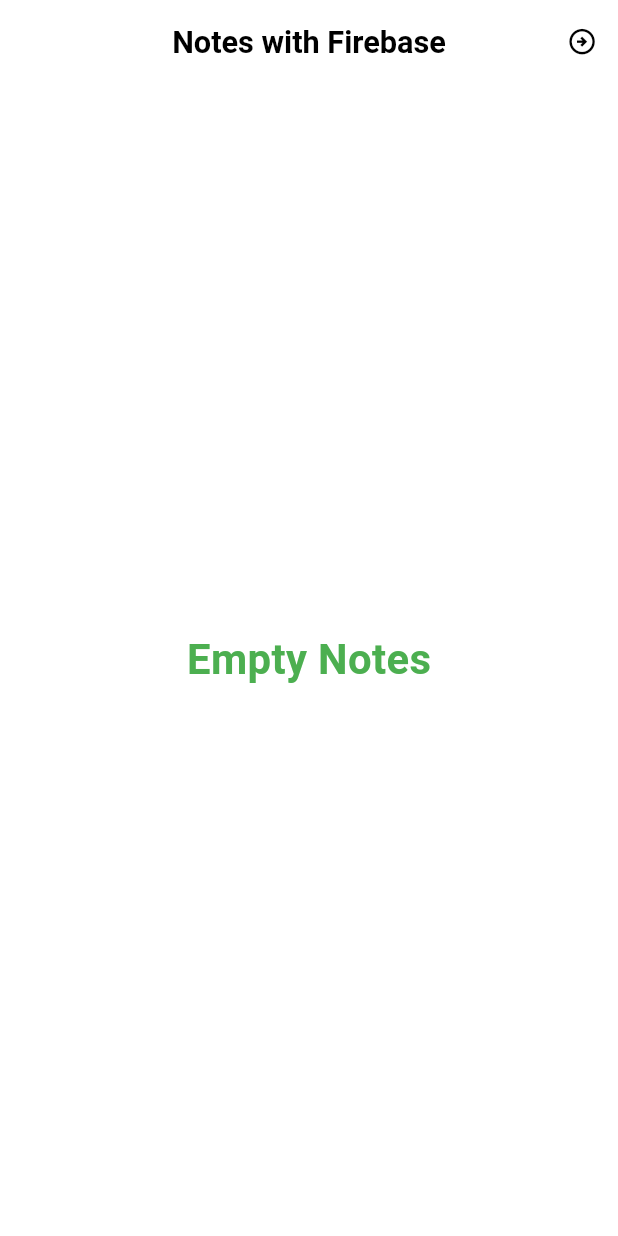
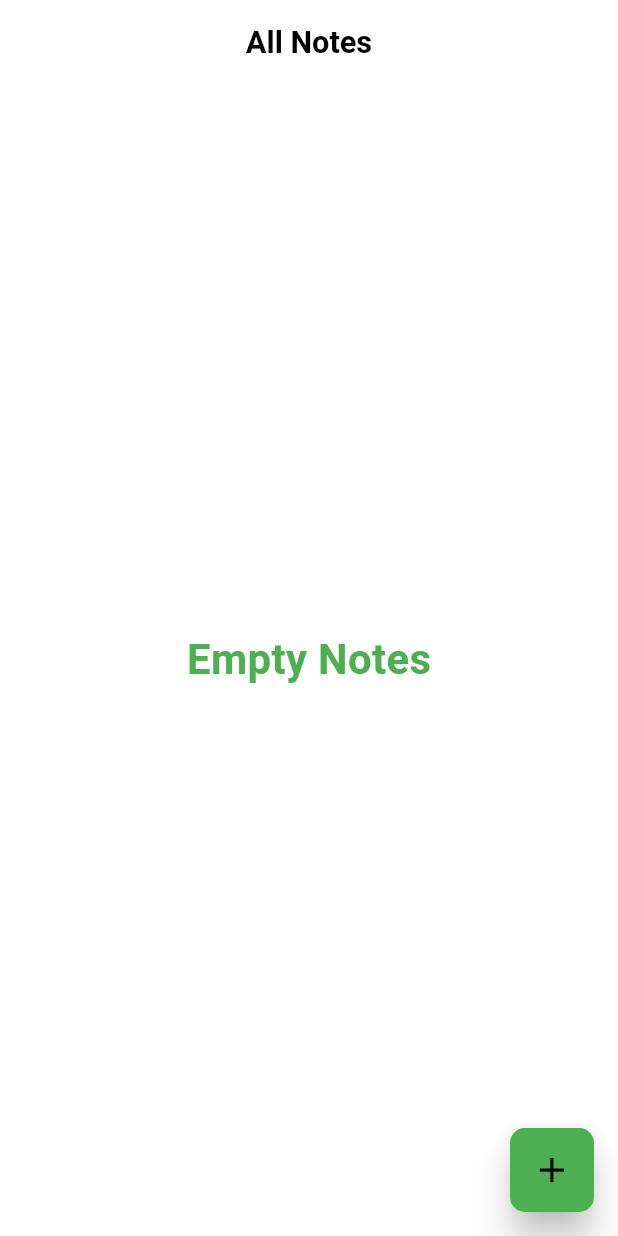
Before and after one commit to hakimkhon/MyNotesByFireBase, a Flutter app: the HomeScreen screen opened by its route, on a phone screen of 412 x 824 dp. Run offline on Flutter 3.47's test engine with Material 3 defaults, Android fonts, the phone set to English and light mode, and no system bars; our stand-ins replace cloud_firestore, firebase_auth, firebase_core, flutter_bloc, flutter_screenutil, shared_preferences and 1 more; accounts and stored records are empty.

Commit message:
floating action bar add

```diff
--- a/lib/data/routes/app_routes.dart
+++ b/lib/data/routes/app_routes.dart
@@ -2,6 +2,7 @@ import 'package:flutter/material.dart';
 import 'package:mynotesfire/ui/screens/auth/signup_screen.dart';
 import 'package:mynotesfire/ui/screens/home/home_screen.dart';
 import 'package:mynotesfire/ui/screens/auth/login_screen.dart';
+import 'package:mynotesfire/ui/screens/home/widgets/add_notes.dart';
 import 'package:mynotesfire/ui/screens/slpash/splash_screen.dart';
 
 class AppRoutesNames {
@@ -9,6 +10,7 @@ class AppRoutesNames {
   static const String signup = '/signup';
   static const String login = '/login';
   static const String splash = '/splash';
+  static const String add = '/add';
 }
 
 class AppRoutes {
@@ -18,6 +20,8 @@ class AppRoutes {
 
   static Route generateRoute(RouteSettings settings) {
     switch (settings.name) {
+      case AppRoutesNames.add:
+        return MaterialPageRoute(builder: (context) => const AddNotes());
       case AppRoutesNames.splash:
         return MaterialPageRoute(builder: (context) => const SplashScreen());
       case AppRoutesNames.login:
--- a/lib/ui/screens/home/home_screen.dart
+++ b/lib/ui/screens/home/home_screen.dart
@@ -4,6 +4,8 @@ import 'package:flutter_screenutil/flutter_screenutil.dart';
 import 'package:mynotesfire/cubit/user/user_cubit.dart';
 import 'package:mynotesfire/cubit/user/user_state.dart';
 import 'package:mynotesfire/data/enums/forms_status.dart';
+import 'package:mynotesfire/data/routes/app_routes.dart';
+import 'package:mynotesfire/data/service/navigation_service.dart';
 import 'package:mynotesfire/ui/screens/home/widgets/custom_app_bar.dart';
 import 'package:mynotesfire/ui/screens/home/widgets/home_item_widget.dart';
 
@@ -28,7 +30,7 @@ class _HomeScreenState extends State<HomeScreen> {
   @override
   Widget build(BuildContext context) {
     return Scaffold(
-      appBar: const CustomAppBar(title: "Notes with Firebase"),
+      appBar: const CustomAppBar(title: "All Notes"),
       body: SafeArea(
         child: BlocBuilder<UserCubit, UserState>(
           builder: (BuildContext context, UserState state) {
@@ -59,6 +61,22 @@ class _HomeScreenState extends State<HomeScreen> {
           },
         ),
       ),
+      floatingActionButton: FloatingActionButton(
+        onPressed: () {
+          NavigationService.instance
+              .navigateMyScreen(routeName: AppRoutesNames.add);
+        }, // A different icon
+        backgroundColor: Colors.green, // Custom background color
+        elevation: 10.0, // Custom elevation
+        shape: RoundedRectangleBorder(
+          borderRadius: BorderRadius.circular(10),
+        ),
+        child: Icon(
+          Icons.add,
+          size: 30.sp,
+          color: Colors.black,
+        ), // Custom shape
+      ),
     );
   }
 }
--- a/lib/ui/screens/home/widgets/custom_app_bar.dart
+++ b/lib/ui/screens/home/widgets/custom_app_bar.dart
@@ -1,7 +1,7 @@
 import 'package:flutter/material.dart';
 import 'package:flutter_screenutil/flutter_screenutil.dart';
-import 'package:mynotesfire/data/routes/app_routes.dart';
-import 'package:mynotesfire/data/service/navigation_service.dart';
+// import 'package:mynotesfire/data/routes/app_routes.dart';
+// import 'package:mynotesfire/data/service/navigation_service.dart';
 
 class CustomAppBar extends StatelessWidget implements PreferredSizeWidget {
   final String title;
@@ -25,20 +25,20 @@ class CustomAppBar extends StatelessWidget implements PreferredSizeWidget {
           fontWeight: FontWeight.bold,
         ),
       ),
-      actions: [
-        IconButton(
-          icon: Icon(
-            Icons.arrow_circle_right_outlined,
-            color: Colors.black,
-            size: 22.sp,
-          ),
-          onPressed: () {
-            NavigationService.instance.navigateMyScreenAndRemoveUntil(
-              routeName: AppRoutesNames.signup,
-            );
-          },
-        ),
-      ],
+      // actions: [
+      //   IconButton(
+      //     icon: Icon(
+      //       Icons.arrow_circle_right_outlined,
+      //       color: Colors.black,
+      //       size: 22.sp,
+      //     ),
+      //     onPressed: () {
+      //       NavigationService.instance.navigateMyScreenAndRemoveUntil(
+      //         routeName: AppRoutesNames.signup,
+      //       );
+      //     },
+      //   ),
+      // ],
       automaticallyImplyLeading: false,
       // backgroundColor: Colors.blue,
     );
```
Also changed, not shown: lib/ui/screens/home/widgets/add_notes.dart (+36 -2 lines), lib/ui/screens/home/widgets/custom_btn_widget.dart (added, +20 -0 lines), lib/ui/screens/home/widgets/custom_fab_widget.dart (added, +26 -0 lines).
